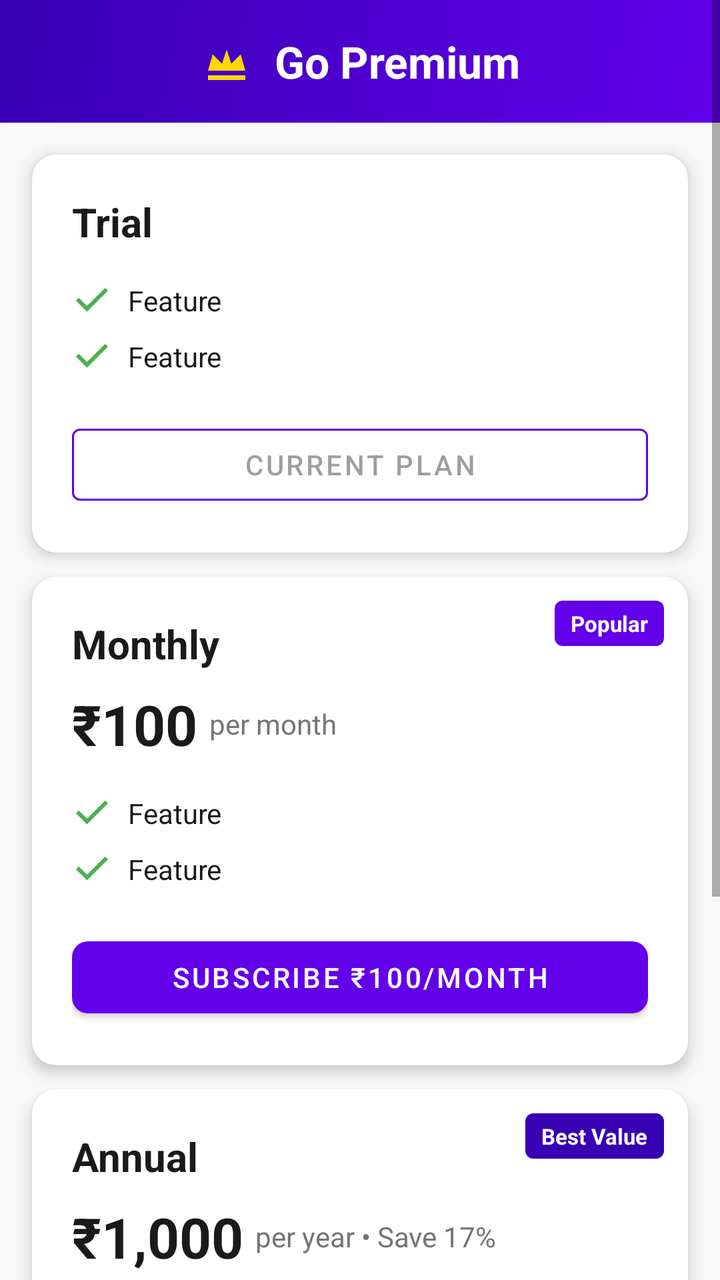
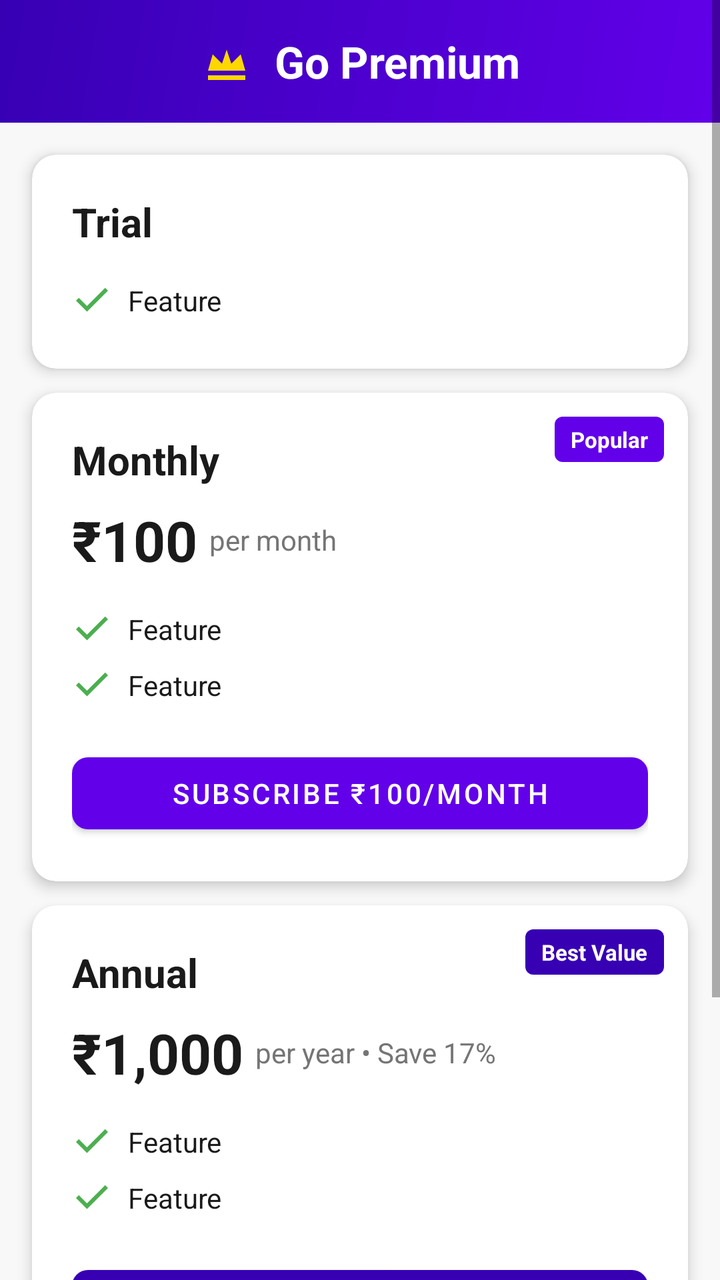

Two renders of the same Android screen: before a commit and after it. Below are the layout's source before the change and the commit's diff.
<!-- AndroidManifest.xml: application theme Theme.FetchIn -->
<!-- res/layout/fragment_premium.xml -->
<?xml version="1.0" encoding="utf-8"?>
<ScrollView xmlns:android="http://schemas.android.com/apk/res/android"
    xmlns:app="http://schemas.android.com/apk/res-auto"
    android:layout_width="match_parent"
    android:layout_height="match_parent"
    android:background="@color/backgroundColor">

    <LinearLayout
        android:layout_width="match_parent"
        android:layout_height="wrap_content"
        android:orientation="vertical">

        
        <LinearLayout
            android:layout_width="match_parent"
            android:layout_height="wrap_content"
            android:background="@drawable/bg_premium_gradient"
            android:gravity="center"
            android:orientation="horizontal"
            android:paddingHorizontal="24dp"
            android:paddingVertical="16dp">

            <ImageView
                android:layout_width="28dp"
                android:layout_height="28dp"
                android:src="@drawable/ic_crown"
                android:contentDescription="@null" />

            <TextView
                android:layout_width="wrap_content"
                android:layout_height="wrap_content"
                android:layout_marginStart="10dp"
                android:text="@string/label_go_premium"
                android:textColor="@color/white"
                android:textSize="22sp"
                android:textStyle="bold" />

        </LinearLayout>

        
        <com.google.android.material.progressindicator.LinearProgressIndicator
            android:id="@+id/billingLoadingIndicator"
            android:layout_width="match_parent"
            android:layout_height="wrap_content"
            android:visibility="gone"
            app:indicatorColor="@color/colorPrimary"
            app:trackCornerRadius="0dp" />

        
        <com.google.android.material.card.MaterialCardView
            android:id="@+id/cardFree"
            android:layout_width="match_parent"
            android:layout_height="wrap_content"
            android:layout_marginHorizontal="16dp"
            android:layout_marginTop="16dp"
            app:cardCornerRadius="12dp"
            app:cardElevation="4dp"
            app:cardBackgroundColor="@color/surface">

            <LinearLayout
                android:layout_width="match_parent"
                android:layout_height="wrap_content"
                android:orientation="vertical"
                android:padding="20dp">

                <TextView
                    android:layout_width="wrap_content"
                    android:layout_height="wrap_content"
                    android:text="@string/label_free_plan"
                    android:textColor="@color/textPrimary"
                    android:textSize="20sp"
                    android:textStyle="bold" />

                <include layout="@layout/view_feature_check" android:id="@+id/featureFree1"
                    android:layout_width="match_parent" android:layout_height="wrap_content"
                    android:layout_marginTop="12dp" />
                <include layout="@layout/view_feature_check" android:id="@+id/featureFree2"
                    android:layout_width="match_parent" android:layout_height="wrap_content" />

                <com.google.android.material.button.MaterialButton
                    android:id="@+id/btnFreePlan"
                    style="@style/Widget.MaterialComponents.Button.OutlinedButton"
                    android:layout_width="match_parent"
                    android:layout_height="48dp"
                    android:layout_marginTop="16dp"
                    android:text="@string/btn_current_plan"
                    android:enabled="false"
                    app:strokeColor="@color/colorPrimary" />

            </LinearLayout>

        </com.google.android.material.card.MaterialCardView>

        
        <com.google.android.material.card.MaterialCardView
            android:id="@+id/cardMonthly"
            android:layout_width="match_parent"
            android:layout_height="wrap_content"
            android:layout_marginHorizontal="16dp"
            android:layout_marginTop="12dp"
            app:cardCornerRadius="12dp"
            app:cardElevation="4dp"
            app:cardBackgroundColor="@color/surface">

            <FrameLayout
                android:layout_width="match_parent"
                android:layout_height="wrap_content">

                <LinearLayout
                    android:layout_width="match_parent"
                    android:layout_height="wrap_content"
                    android:orientation="vertical"
                    android:padding="20dp">

                    <TextView
                        android:layout_width="wrap_content"
                        android:layout_height="wrap_content"
                        android:text="@string/label_monthly_plan"
                        android:textColor="@color/textPrimary"
                        android:textSize="20sp"
                        android:textStyle="bold" />

                    <LinearLayout
                        android:layout_width="wrap_content"
                        android:layout_height="wrap_content"
                        android:layout_marginTop="8dp"
                        android:orientation="horizontal"
                        android:gravity="center_vertical">
                        <TextView
                            android:layout_width="wrap_content"
                            android:layout_height="wrap_content"
                            android:text="₹100"
                            android:textColor="@color/textPrimary"
                            android:textSize="28sp"
                            android:textStyle="bold" />
                        <TextView
                            android:layout_width="wrap_content"
                            android:layout_height="wrap_content"
                            android:layout_marginStart="6dp"
                            android:text="@string/label_per_month"
                            android:textColor="@color/textSecondary"
                            android:textSize="14sp" />
                    </LinearLayout>


                    <include layout="@layout/view_feature_check" android:id="@+id/featureMonthly1"
                        android:layout_width="match_parent" android:layout_height="wrap_content"
                        android:layout_marginTop="12dp" />
                    <include layout="@layout/view_feature_check" android:id="@+id/featureMonthly2"
                        android:layout_width="match_parent" android:layout_height="wrap_content" />

                    <com.google.android.material.button.MaterialButton
                        android:id="@+id/btnMonthly"
                        android:layout_width="match_parent"
                        android:layout_height="48dp"
                        android:layout_marginTop="16dp"
                        android:text="@string/btn_subscribe_monthly"
                        android:textColor="@color/white"
                        app:backgroundTint="@color/colorPrimary"
                        app:cornerRadius="8dp" />

                </LinearLayout>

                <TextView
                    android:id="@+id/badgePopular"
                    android:layout_width="wrap_content"
                    android:layout_height="wrap_content"
                    android:layout_gravity="top|end"
                    android:layout_margin="12dp"
                    android:background="@drawable/ic_popular_badge"
                    android:paddingHorizontal="8dp"
                    android:paddingVertical="4dp"
                    android:text="@string/label_popular"
                    android:textColor="@color/white"
                    android:textSize="11sp"
                    android:textStyle="bold" />

            </FrameLayout>

        </com.google.android.material.card.MaterialCardView>

        
        <com.google.android.material.card.MaterialCardView
            android:id="@+id/cardAnnual"
            android:layout_width="match_parent"
            android:layout_height="wrap_content"
            android:layout_marginHorizontal="16dp"
            android:layout_marginTop="12dp"
            app:cardCornerRadius="12dp"
            app:cardElevation="4dp"
            app:cardBackgroundColor="@color/surface">

            <FrameLayout
                android:layout_width="match_parent"
                android:layout_height="wrap_content">

                <LinearLayout
                    android:layout_width="match_parent"
                    android:layout_height="wrap_content"
                    android:orientation="vertical"
                    android:padding="20dp">

                    <TextView
                        android:layout_width="wrap_content"
                        android:layout_height="wrap_content"
                        android:text="@string/label_annual_plan"
                        android:textColor="@color/textPrimary"
                        android:textSize="20sp"
                        android:textStyle="bold" />

                    <LinearLayout
                        android:layout_width="wrap_content"
                        android:layout_height="wrap_content"
                        android:layout_marginTop="8dp"
                        android:orientation="horizontal"
                        android:gravity="center_vertical">
                        <TextView
                            android:layout_width="wrap_content"
                            android:layout_height="wrap_content"
                            android:text="₹1,000"
                            android:textColor="@color/textPrimary"
                            android:textSize="28sp"
                            android:textStyle="bold" />
                        <TextView
                            android:layout_width="wrap_content"
                            android:layout_height="wrap_content"
                            android:layout_marginStart="6dp"
                            android:text="@string/label_per_year_savings"
                            android:textColor="@color/textSecondary"
                            android:textSize="14sp" />
                    </LinearLayout>


                    <include layout="@layout/view_feature_check" android:id="@+id/featureAnnual1"
                        android:layout_width="match_parent" android:layout_height="wrap_content"
                        android:layout_marginTop="12dp" />
                    <include layout="@layout/view_feature_check" android:id="@+id/featureAnnual2"
                        android:layout_width="match_parent" android:layout_height="wrap_content" />

                    <com.google.android.material.button.MaterialButton
                        android:id="@+id/btnAnnual"
                        android:layout_width="match_parent"
                        android:layout_height="48dp"
                        android:layout_marginTop="16dp"
                        android:text="@string/btn_subscribe_annual"
                        android:textColor="@color/white"
                        app:backgroundTint="@color/colorPrimaryDark"
                        app:cornerRadius="8dp" />

                </LinearLayout>

                <TextView
                    android:id="@+id/badgeBestValue"
                    android:layout_width="wrap_content"
                    android:layout_height="wrap_content"
                    android:layout_gravity="top|end"
                    android:layout_margin="12dp"
                    android:background="@drawable/ic_best_value_badge"
                    android:paddingHorizontal="8dp"
                    android:paddingVertical="4dp"
                    android:text="@string/label_best_value"
                    android:textColor="@color/white"
                    android:textSize="11sp"
                    android:textStyle="bold" />

            </FrameLayout>

        </com.google.android.material.card.MaterialCardView>

        
        <com.google.android.material.button.MaterialButton
            android:id="@+id/btnRestore"
            style="@style/Widget.MaterialComponents.Button.TextButton"
            android:layout_width="wrap_content"
            android:layout_height="wrap_content"
            android:layout_gravity="center_horizontal"
            android:layout_marginTop="20dp"
            android:layout_marginHorizontal="16dp"
            android:text="@string/btn_restore_purchases"
            android:textColor="@color/colorPrimary" />

        
        <TextView
            android:layout_width="wrap_content"
            android:layout_height="wrap_content"
            android:layout_gravity="center_horizontal"
            android:layout_marginTop="8dp"
            android:layout_marginBottom="32dp"
            android:layout_marginHorizontal="16dp"
            android:text="@string/label_terms_privacy"
            android:textColor="@color/colorPrimary"
            android:textSize="12sp" />

    </LinearLayout>

</ScrollView>
<!-- res/layout/view_feature_check.xml (included above) -->
<?xml version="1.0" encoding="utf-8"?>
<LinearLayout xmlns:android="http://schemas.android.com/apk/res/android"
    android:layout_width="match_parent"
    android:layout_height="wrap_content"
    android:orientation="horizontal"
    android:gravity="center_vertical"
    android:paddingVertical="4dp">

    <ImageView
        android:layout_width="20dp"
        android:layout_height="20dp"
        android:src="@drawable/ic_check"
        android:contentDescription="@null" />

    <TextView
        android:id="@+id/tvFeatureText"
        android:layout_width="wrap_content"
        android:layout_height="wrap_content"
        android:layout_marginStart="8dp"
        android:textColor="#1A1A1A"
        android:textSize="14sp"
        android:text="Feature" />

</LinearLayout>
<!-- resources referenced by this layout -->
<resources>
  <color name="backgroundColor">#F8F8F8</color>
  <color name="colorPrimary">#6200EA</color>
  <color name="colorPrimaryDark">#3700B3</color>
  <color name="surface">#FFFFFF</color>
  <color name="textPrimary">#1A1A1A</color>
  <color name="textSecondary">#757575</color>
  <color name="white">#FFFFFF</color>
  <!-- drawable bg_premium_gradient (drawable) -->
  <?xml version="1.0" encoding="utf-8"?>
  <shape xmlns:android="http://schemas.android.com/apk/res/android"
      android:shape="rectangle">
      <gradient
          android:angle="135"
          android:startColor="#6200EA"
          android:endColor="#3700B3"
          android:type="linear" />
  </shape>
  <!-- drawable ic_best_value_badge (drawable) -->
  <?xml version="1.0" encoding="utf-8"?>
  <shape xmlns:android="http://schemas.android.com/apk/res/android"
      android:shape="rectangle">
      <solid android:color="#3700B3" />
      <corners android:radius="4dp" />
  </shape>
  <!-- drawable ic_check (drawable) -->
  <?xml version="1.0" encoding="utf-8"?>
  <vector xmlns:android="http://schemas.android.com/apk/res/android"
      android:width="20dp"
      android:height="20dp"
      android:viewportWidth="20"
      android:viewportHeight="20">
      <path
          android:fillColor="#4CAF50"
          android:pathData="M7.5,15.5L2,10l1.41,-1.41L7.5,12.67l9.09,-9.08L18,5z" />
  </vector>
  <!-- drawable ic_crown (drawable) -->
  <?xml version="1.0" encoding="utf-8"?>
  <vector xmlns:android="http://schemas.android.com/apk/res/android"
      android:width="48dp"
      android:height="48dp"
      android:viewportWidth="48"
      android:viewportHeight="48">
      <path
          android:fillColor="#FFD700"
          android:pathData="M8,36L40,36L40,40L8,40ZM8,32L12,18L20,26L24,14L28,26L36,18L40,32Z" />
  </vector>
  <!-- drawable ic_popular_badge (drawable) -->
  <?xml version="1.0" encoding="utf-8"?>
  <shape xmlns:android="http://schemas.android.com/apk/res/android"
      android:shape="rectangle">
      <solid android:color="#6200EA" />
      <corners android:radius="4dp" />
  </shape>
  <string name="btn_current_plan">Current Plan</string>
  <string name="btn_restore_purchases">Restore Purchases</string>
  <string name="btn_subscribe_annual">Subscribe ₹1,000/year</string>
  <string name="btn_subscribe_monthly">Subscribe ₹100/month</string>
  <string name="label_annual_plan">Annual</string>
  <string name="label_best_value">Best Value</string>
  <string name="label_free_plan">Trial</string>
  <string name="label_go_premium">Go Premium</string>
  <string name="label_monthly_plan">Monthly</string>
  <string name="label_per_month">per month</string>
  <string name="label_per_year_savings">per year  •  Save 17%</string>
  <string name="label_popular">Popular</string>
  <string name="label_terms_privacy">Terms of Use · Privacy Policy</string>
  <style name="Theme.FetchIn" parent="Theme.MaterialComponents.Light.NoActionBar">
          <item name="colorPrimary">@color/colorPrimary</item>
          <item name="colorPrimaryDark">@color/colorPrimaryDark</item>
          <item name="colorAccent">@color/colorAccent</item>
          <item name="android:windowBackground">@color/backgroundColor</item>
          <item name="android:statusBarColor">@color/backgroundColor</item>
          <item name="android:windowLightStatusBar">true</item>
      </style>
  <color name="colorAccent">#03DAC5</color>
</resources>

<!-- the commit's change to res/layout/fragment_premium.xml (unified diff, before → after) -->
@@ -74,18 +74,6 @@
                 <include layout="@layout/view_feature_check" android:id="@+id/featureFree1"
                     android:layout_width="match_parent" android:layout_height="wrap_content"
                     android:layout_marginTop="12dp" />
-                <include layout="@layout/view_feature_check" android:id="@+id/featureFree2"
-                    android:layout_width="match_parent" android:layout_height="wrap_content" />
-
-                <com.google.android.material.button.MaterialButton
-                    android:id="@+id/btnFreePlan"
-                    style="@style/Widget.MaterialComponents.Button.OutlinedButton"
-                    android:layout_width="match_parent"
-                    android:layout_height="48dp"
-                    android:layout_marginTop="16dp"
-                    android:text="@string/btn_current_plan"
-                    android:enabled="false"
-                    app:strokeColor="@color/colorPrimary" />
 
             </LinearLayout>
 
@@ -127,6 +115,7 @@
                         android:orientation="horizontal"
                         android:gravity="center_vertical">
                         <TextView
+                            android:id="@+id/tvMonthlyPrice"
                             android:layout_width="wrap_content"
                             android:layout_height="wrap_content"
                             android:text="₹100"
@@ -215,6 +204,7 @@
                         android:orientation="horizontal"
                         android:gravity="center_vertical">
                         <TextView
+                            android:id="@+id/tvAnnualPrice"
                             android:layout_width="wrap_content"
                             android:layout_height="wrap_content"
                             android:text="₹1,000"
<!-- resource entries referenced after the edit -->
@@ -53,7 +53,6 @@
       <solid android:color="#6200EA" />
       <corners android:radius="4dp" />
   </shape>
-  <string name="btn_current_plan">Current Plan</string>
   <string name="btn_restore_purchases">Restore Purchases</string>
   <string name="btn_subscribe_annual">Subscribe ₹1,000/year</string>
   <string name="btn_subscribe_monthly">Subscribe ₹100/month</string>
@@ -66,7 +65,7 @@
   <string name="label_per_year_savings">per year  •  Save 17%</string>
   <string name="label_popular">Popular</string>
   <string name="label_terms_privacy">Terms of Use · Privacy Policy</string>
-  <style name="Theme.FetchIn" parent="Theme.MaterialComponents.Light.NoActionBar">
+  <style name="Theme.InstaGet" parent="Theme.MaterialComponents.Light.NoActionBar">
           <item name="colorPrimary">@color/colorPrimary</item>
           <item name="colorPrimaryDark">@color/colorPrimaryDark</item>
           <item name="colorAccent">@color/colorAccent</item>
